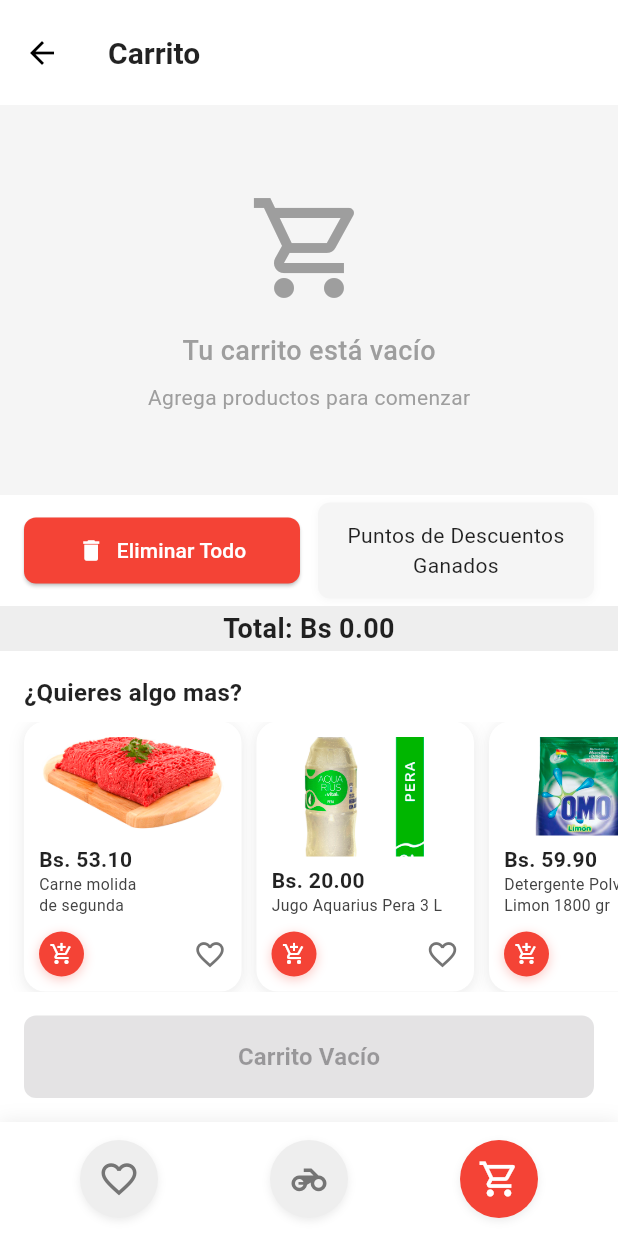
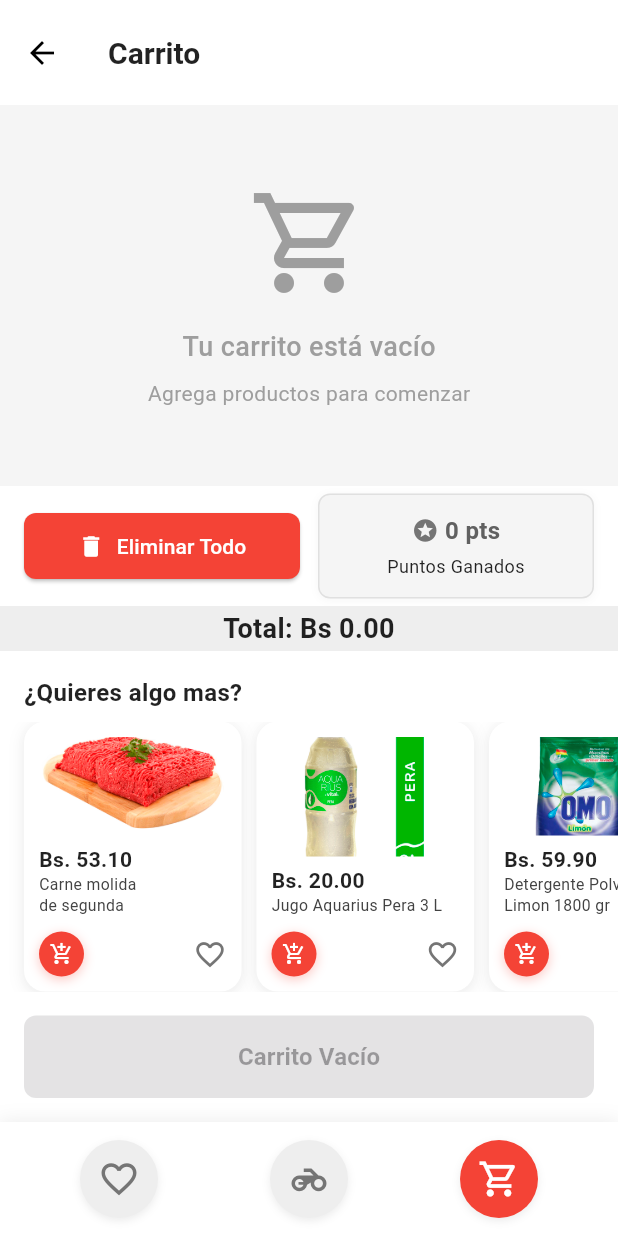
Before and after one commit to Fournext/FastPedido-IHC, a Flutter app: the CartScreen screen opened by its route, on a phone screen of 412 x 824 dp. Run offline on Flutter 3.47's test engine with Material 3 defaults, Android fonts, the phone set to English and light mode, and no system bars.

Commit message:
Puntos Ganados Realizado

```diff
--- a/lib/screens/cart_screen.dart
+++ b/lib/screens/cart_screen.dart
@@ -14,11 +14,43 @@ class _CartScreenState extends State<CartScreen> {
   Set<String> _favoriteSuggestions = {};
   Map<String, int> _suggestionQuantities = {};
 
+  // Puntos totales (dashboard + carrito)
+  int _totalPoints = 0;
+  int _dashboardPoints = 0; // Puntos recibidos del dashboard
+
   List<Map<String, dynamic>> cartItems = [];
 
   // Calculamos dinámicamente el número de items en el carrito
   int get _cartItemCount {
     return _cartQuantities.values.fold(0, (sum, quantity) => sum + quantity);
+  }
+
+  // Método para calcular puntos totales (dashboard + productos nuevos del carrito)
+  int _calculateTotalPoints() {
+    int newCartPoints = 0;
+
+    // Solo calcular puntos de productos agregados desde las sugerencias en el carrito
+    // No recalcular puntos de productos que vinieron del dashboard
+    for (var item in cartItems) {
+      final quantity = _cartQuantities[item['id']] ?? 0;
+      if (quantity > 0) {
+        // Verificar si este producto fue agregado desde las sugerencias
+        // (productos del dashboard ya tienen sus puntos contados en _dashboardPoints)
+        bool isFromSuggestions = suggestions.any((suggestion) =>
+          '${suggestion['name']}_${suggestion['price']}' == item['id']);
+
+        if (isFromSuggestions) {
+          // Solo calcular puntos para productos agregados desde sugerencias
+          double unitPrice = _extractPrice(item['pricePerUnit']);
+          int pointsPerUnit = unitPrice.floor();
+          newCartPoints += pointsPerUnit * quantity;
+        }
+      }
+    }
+
+    // Actualizar el total de puntos
+    _totalPoints = _dashboardPoints + newCartPoints;
+    return _totalPoints;
   }
 
   final List<Map<String, dynamic>> suggestions = [
@@ -73,10 +105,18 @@ class _CartScreenState extends State<CartScreen> {
     // Procesar productos enviados desde el dashboard
     final arguments =
         ModalRoute.of(context)?.settings.arguments as Map<String, dynamic>?;
-    if (arguments != null && arguments['dashboardProducts'] != null) {
+    if (arguments != null) {
+      // Recibir puntos del dashboard
+      if (arguments['currentPoints'] != null) {
+        _dashboardPoints = arguments['currentPoints'] as int;
+      }
+
+      // Procesar productos del dashboard
+      if (arguments['dashboardProducts'] != null) {
         _addDashboardProducts(
           arguments['dashboardProducts'] as List<Map<String, dynamic>>,
         );
+      }
     }
   }
 
@@ -115,6 +155,12 @@ class _CartScreenState extends State<CartScreen> {
       }
     }
     setState(() {});
+  }
+
+  // Método para calcular puntos de un producto
+  int _calculatePointsForProduct(String priceString) {
+    double unitPrice = _extractPrice(priceString);
+    return unitPrice.floor(); // Solo la parte entera
   }
 
   void _transferSuggestionToCart(
@@ -273,6 +319,7 @@ class _CartScreenState extends State<CartScreen> {
                           decoration: BoxDecoration(
                             color: Colors.grey[100],
                             borderRadius: BorderRadius.circular(8),
+                            border: Border.all(color: Colors.grey[300]!, width: 1),
                             boxShadow: [
                               BoxShadow(
                                 color: Colors.grey.withOpacity(0.1),
@@ -282,13 +329,37 @@ class _CartScreenState extends State<CartScreen> {
                               ),
                             ],
                           ),
-                          child: const Text(
-                            'Puntos de Descuentos\nGanados',
+                          child: Column(
+                            children: [
+                              Row(
+                                mainAxisAlignment: MainAxisAlignment.center,
+                                children: [
+                                  Icon(
+                                    Icons.stars,
+                                    color: Colors.grey[600],
+                                    size: 18,
+                                  ),
+                                  const SizedBox(width: 4),
+                                  Text(
+                                    '${_calculateTotalPoints()} pts',
+                                    style: TextStyle(
+                                      fontSize: 16,
+                                      fontWeight: FontWeight.bold,
+                                      color: Colors.grey[700],
+                                    ),
+                                  ),
+                                ],
+                              ),
+                              const SizedBox(height: 4),
+                              const Text(
+                                'Puntos Ganados',
                                 textAlign: TextAlign.center,
                                 style: TextStyle(
                                   color: Colors.black87,
-                              fontSize: 14,
+                                  fontSize: 12,
                                 ),
+                              ),
+                            ],
                           ),
                         ),
                       ),
@@ -747,9 +818,13 @@ class _CartScreenState extends State<CartScreen> {
                     });
                     // Transferir inmediatamente al carrito principal
                     _transferSuggestionToCart(product, productId, 1);
+
+                    // Calcular puntos ganados por este producto
+                    int pointsGained = _calculatePointsForProduct(product['price']);
+
                     ScaffoldMessenger.of(context).showSnackBar(
                       SnackBar(
-                        content: Text('${product['name']} agregado al carrito'),
+                        content: Text('${product['name']} agregado al carrito (+$pointsGained pts)'),
                         duration: const Duration(seconds: 1),
                         backgroundColor: Colors.green,
                       ),
```
Also changed, not shown: lib/screens/dashboard_screen.dart (+51 -7 lines). Lines whose indentation alone changed are shown as unchanged.
